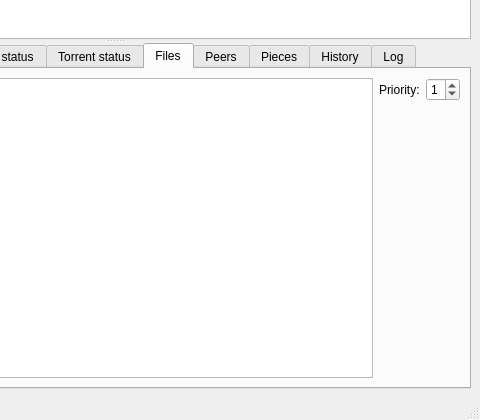
The window that src/plugins/torrent/mainwindow.ui (0xd34df00d/leechcraft) describes before a commit, drawn with Qt 5; both pictures show x 250 to 730 and y 220 to 640 of the 730 by 640 pixel window.
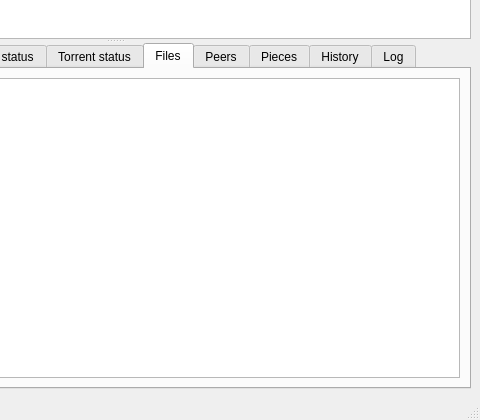
The same window after the commit. The open tabs and pages were chosen to show the change. Icons and pictures are not drawn. Custom widgets are drawn as their Qt base class.

Commit message: + BitTorrent: FS#82: Finished. Few fixes. + BitTorrent: FS#116: In-place file priority editing.

What changed in the file:
```diff
--- a/src/plugins/torrent/mainwindow.ui
+++ b/src/plugins/torrent/mainwindow.ui
@@ -1059,44 +1059,6 @@
              </property>
             </widget>
            </item>
-           <item>
-            <layout class="QVBoxLayout" >
-             <item>
-              <layout class="QHBoxLayout" >
-               <item>
-                <widget class="QLabel" name="label_32" >
-                 <property name="text" >
-                  <string>Priority:</string>
-                 </property>
-                </widget>
-               </item>
-               <item>
-                <widget class="QSpinBox" name="PrioritySpinbox_" >
-                 <property name="maximum" >
-                  <number>7</number>
-                 </property>
-                 <property name="value" >
-                  <number>1</number>
-                 </property>
-                </widget>
-               </item>
-              </layout>
-             </item>
-             <item>
-              <spacer>
-               <property name="orientation" >
-                <enum>Qt::Vertical</enum>
-               </property>
-               <property name="sizeHint" >
-                <size>
-                 <width>20</width>
-                 <height>40</height>
-                </size>
-               </property>
-              </spacer>
-             </item>
-            </layout>
-           </item>
           </layout>
          </item>
         </layout>
```
The commit also changes 8 other files.
